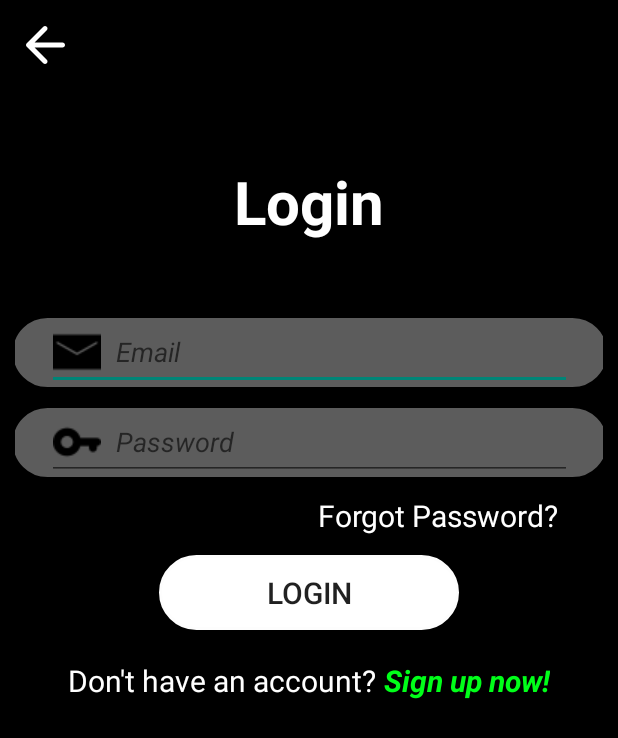
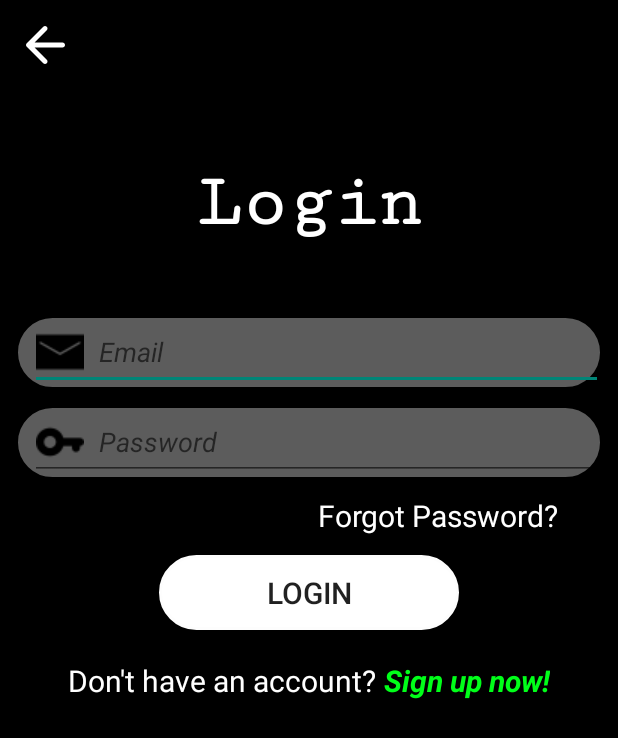
Before and after one commit to baoanhh7/Music_App_Demo, an Android app: the Login_userActivity screen opened directly, with no data from a screen before it, on a phone screen of 412 x 824 dp. Shown: the top 738 px of the screen. Run offline under Robolectric (Android 15) with nearby library versions, the phone set to English and light mode, and no system bars; network calls fail.

Commit message:
BA commit 21/3 9:36 PM.

```diff
--- a/app/src/main/res/layout/activity_login_user.xml
+++ b/app/src/main/res/layout/activity_login_user.xml
@@ -19,9 +19,10 @@
     <TextView
         android:layout_width="wrap_content"
         android:layout_height="wrap_content"
+        android:fontFamily="serif-monospace"
         android:text="Login"
         android:textColor="@color/white"
-        android:textSize="40sp"
+        android:textSize="50sp"
         android:textStyle="bold"
         app:layout_constraintBottom_toBottomOf="parent"
         app:layout_constraintLeft_toLeftOf="parent"
@@ -30,7 +31,7 @@
         app:layout_constraintVertical_bias="0.13" />
 
     <LinearLayout
-        android:layout_width="400dp"
+        android:layout_width="match_parent"
         android:layout_height="50dp"
         android:layout_marginTop="200dp"
         android:background="@drawable/rounded_button_3"
@@ -41,8 +42,9 @@
 
         <EditText
             android:id="@+id/EdtEmail"
-            android:layout_width="350dp"
+            android:layout_width="match_parent"
             android:layout_height="50dp"
+            android:layout_marginStart="10dp"
             android:drawableLeft="@drawable/ic_mail"
             android:drawablePadding="10dp"
             android:hint="Email"
@@ -54,7 +56,7 @@
 
 
     <LinearLayout
-        android:layout_width="400dp"
+        android:layout_width="match_parent"
         android:layout_height="50dp"
         android:layout_marginTop="260dp"
         android:background="@drawable/rounded_button_3"
@@ -65,8 +67,9 @@
 
         <EditText
             android:id="@+id/EdtPassword"
-            android:layout_width="350dp"
+            android:layout_width="match_parent"
             android:layout_height="50dp"
+            android:layout_marginStart="10dp"
             android:drawableLeft="@drawable/ic_password"
             android:drawablePadding="10dp"
             android:hint="Password"
```
Also changed, not shown: app/src/main/res/layout/activity_play_music.xml (+10 -0 lines).
